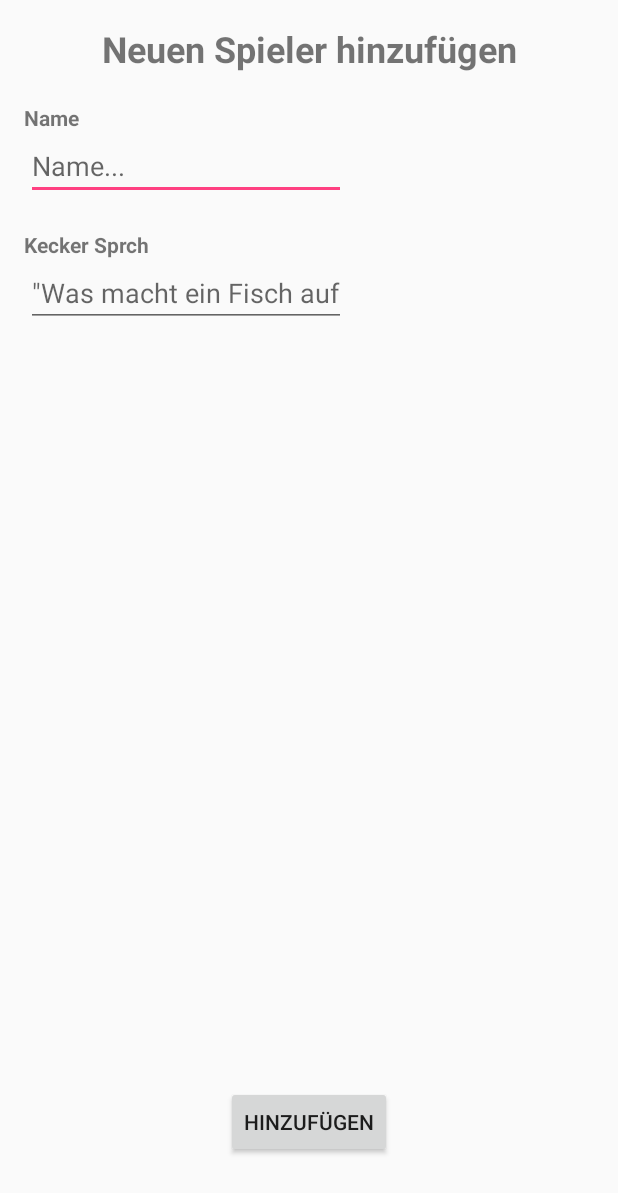
After one commit to fabianshensel/Wusolo, an Android app: the AddPlayerActivity screen opened directly, with no data from a screen before it, on a phone screen of 412 x 824 dp. The commit adds this screen. Shown: the top 1193 px of the screen. Run offline under Robolectric (Android 15) with nearby library versions, the phone set to English and light mode, and no system bars.

Commit message:
Es können nun neue Spieler angelegt werden und bestehende Spieler gelöscht werden

```diff
--- /dev/null
+++ b/app/src/main/java/com/example/fabia/doppelkopfnew/AddPlayerActivity.java
@@ -0,0 +1,36 @@
+package com.example.fabia.doppelkopfnew;
+
+import android.content.Intent;
+import android.support.v7.app.AppCompatActivity;
+import android.os.Bundle;
+import android.view.View;
+import android.widget.Button;
+import android.widget.EditText;
+
+public class AddPlayerActivity extends AppCompatActivity {
+
+    @Override
+    protected void onCreate(Bundle savedInstanceState) {
+        super.onCreate(savedInstanceState);
+        setContentView(R.layout.activity_add_player);
+
+        final EditText nameText = findViewById(R.id.playerNameEditText);
+        final EditText commentText = findViewById(R.id.playerCommentEditText);
+        Button addBtn = findViewById(R.id.playerHinzufuegenButton);
+
+        addBtn.setOnClickListener(new View.OnClickListener() {
+            @Override
+            public void onClick(View view) {
+                String name = nameText.getText().toString();
+                String comment = commentText.getText().toString();
+
+                Intent intent = new Intent();
+                intent.putExtra("name",name);
+                intent.putExtra("comment",comment);
+                setResult(1,intent);
+                finish();
+            }
+        });
+
+    }
+}
--- a/app/src/main/java/com/example/fabia/doppelkopfnew/MainActivity.java
+++ b/app/src/main/java/com/example/fabia/doppelkopfnew/MainActivity.java
@@ -79,7 +79,8 @@ public class MainActivity extends AppCompatActivity {
                 mDrawerLayout.closeDrawers();
                 //Liste mit Spielern an Fragment uebergeben
                 pFrag.setContext(this);
-                pFrag.setPlayerList(playerController.getPlayerList());
+                pFrag.setPlayerController(playerController);
+                playerController.writeToJSON(this);
                 break;
 
             case R.id.nav_lastgame:
--- a/app/src/main/java/com/example/fabia/doppelkopfnew/PlayerController.java
+++ b/app/src/main/java/com/example/fabia/doppelkopfnew/PlayerController.java
@@ -75,7 +75,6 @@ public class PlayerController {
 
         if (!dir.exists()) {
             dir.mkdirs();
-            fillList();
             return;
         }
 
@@ -84,7 +83,7 @@ public class PlayerController {
         String input = "";
 
         try{
-            File myFile = new File(c.getExternalFilesDir(Environment.DIRECTORY_DOCUMENTS)+"/myFiles/Players.txt");
+            File myFile = new File(c.getExternalFilesDir(Environment.DIRECTORY_DOCUMENTS)+ fileName);
 
             FileInputStream fin = new FileInputStream(myFile);
             BufferedReader myReader = new BufferedReader(new InputStreamReader(fin, StandardCharsets.UTF_8.name()));
--- /dev/null
+++ b/app/src/main/res/layout/activity_add_player.xml
@@ -0,0 +1,86 @@
+<?xml version="1.0" encoding="utf-8"?>
+<android.support.constraint.ConstraintLayout xmlns:android="http://schemas.android.com/apk/res/android"
+    xmlns:app="http://schemas.android.com/apk/res-auto"
+    xmlns:tools="http://schemas.android.com/tools"
+    android:layout_width="match_parent"
+    android:layout_height="match_parent"
+    tools:context=".AddPlayerActivity">
+
+    <EditText
+        android:id="@+id/playerNameEditText"
+        android:layout_width="wrap_content"
+        android:layout_height="wrap_content"
+        android:layout_marginEnd="8dp"
+        android:layout_marginStart="8dp"
+        android:ems="10"
+        android:hint="Name..."
+        android:inputType="textPersonName"
+        app:layout_constraintEnd_toEndOf="parent"
+        app:layout_constraintHorizontal_bias="0.052"
+        app:layout_constraintStart_toStartOf="parent"
+        app:layout_constraintTop_toBottomOf="@+id/textView4" />
+
+    <TextView
+        android:id="@+id/textView"
+        android:layout_width="wrap_content"
+        android:layout_height="wrap_content"
+        android:layout_marginEnd="8dp"
+        android:layout_marginStart="8dp"
+        android:layout_marginTop="16dp"
+        android:text="Neuen Spieler hinzufügen"
+        android:textSize="24sp"
+        android:textStyle="bold"
+        app:layout_constraintEnd_toEndOf="parent"
+        app:layout_constraintHorizontal_bias="0.505"
+        app:layout_constraintStart_toStartOf="parent"
+        app:layout_constraintTop_toTopOf="parent" />
+
+    <TextView
+        android:id="@+id/textView4"
+        android:layout_width="wrap_content"
+        android:layout_height="wrap_content"
+        android:layout_marginStart="16dp"
+        android:layout_marginTop="20dp"
+        android:text="Name"
+        android:textStyle="bold"
+        app:layout_constraintStart_toStartOf="parent"
+        app:layout_constraintTop_toBottomOf="@+id/textView" />
+
+    <TextView
+        android:id="@+id/textView5"
+        android:layout_width="wrap_content"
+        android:layout_height="wrap_content"
+        android:layout_marginStart="16dp"
+        android:layout_marginTop="20dp"
+        android:text="Kecker Sprch"
+        android:textStyle="bold"
+        app:layout_constraintStart_toStartOf="parent"
+        app:layout_constraintTop_toBottomOf="@+id/playerNameEditText" />
+
+    <EditText
+        android:id="@+id/playerCommentEditText"
+        android:layout_width="wrap_content"
+        android:layout_height="wrap_content"
+        android:layout_marginEnd="8dp"
+        android:layout_marginStart="8dp"
+        android:ems="10"
+        android:hint='"Was macht ein Fisch auf dem Bauernhof?"'
+        android:inputType="textPersonName"
+        app:layout_constraintEnd_toEndOf="parent"
+        app:layout_constraintHorizontal_bias="0.052"
+        app:layout_constraintStart_toStartOf="parent"
+        app:layout_constraintTop_toBottomOf="@+id/textView5" />
+
+    <Button
+        android:id="@+id/playerHinzufuegenButton"
+        android:layout_width="wrap_content"
+        android:layout_height="wrap_content"
+        android:layout_marginBottom="52dp"
+        android:layout_marginEnd="8dp"
+        android:layout_marginStart="8dp"
+        android:text="hinzufügen"
+        app:layout_constraintBottom_toBottomOf="parent"
+        app:layout_constraintEnd_toEndOf="parent"
+        app:layout_constraintStart_toStartOf="parent" />
+
+</android.support.constraint.ConstraintLayout>
```
Also changed, not shown: app/src/main/AndroidManifest.xml (+4 -3 lines), app/src/main/java/com/example/fabia/doppelkopfnew/myFragments/PlayersFragment.java (+72 -8 lines), app/src/main/res/layout/fragment_players.xml (+21 -3 lines).
